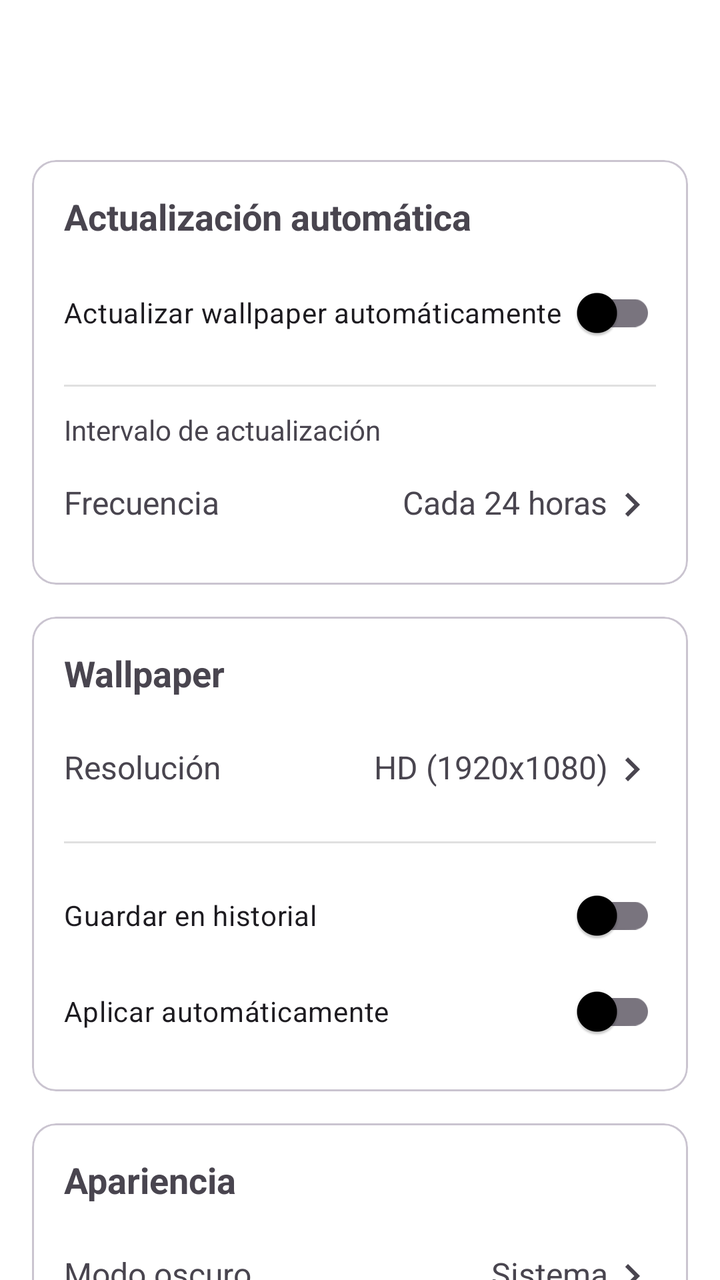
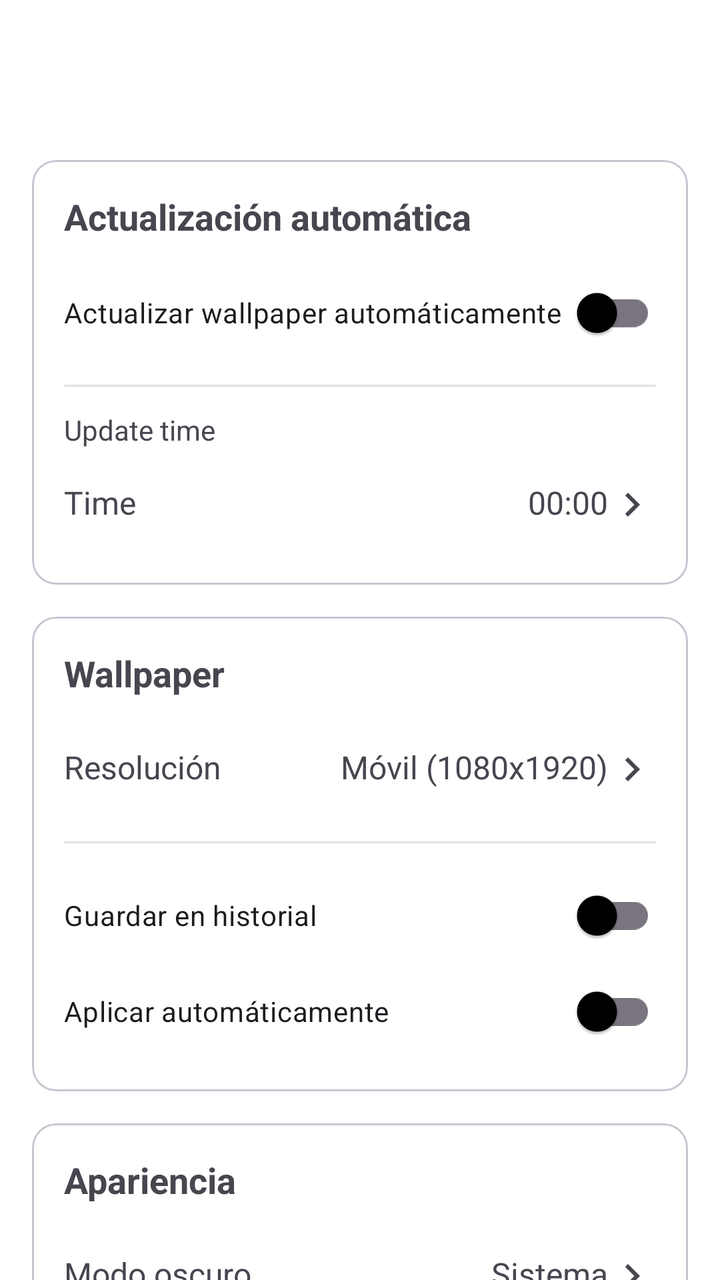

An Android layout rendered at two revisions. The XML below is the earlier revision; the diff shows what the commit changed to produce the second picture.
<!-- AndroidManifest.xml: application theme Theme.DailyWallpapers -->
<!-- res/layout/fragment_settings.xml -->
<?xml version="1.0" encoding="utf-8"?>
<androidx.coordinatorlayout.widget.CoordinatorLayout 
    xmlns:android="http://schemas.android.com/apk/res/android"
    xmlns:app="http://schemas.android.com/apk/res-auto"
    android:layout_width="match_parent"
    android:layout_height="match_parent"
    android:fitsSystemWindows="false">

    <com.google.android.material.appbar.AppBarLayout
        android:id="@+id/appBarLayout"
        android:layout_width="match_parent"
        android:layout_height="wrap_content"
        android:background="@android:color/transparent"
        android:fitsSystemWindows="false">

        <androidx.appcompat.widget.Toolbar
            android:id="@+id/toolbar"
            android:layout_width="match_parent"
            android:layout_height="?attr/actionBarSize"
            android:background="@android:color/transparent"
            app:title="@string/title_settings"
            app:titleTextColor="@android:color/white" />

    </com.google.android.material.appbar.AppBarLayout>

    <androidx.core.widget.NestedScrollView
        android:id="@+id/nestedScrollView"
        android:layout_width="match_parent"
        android:layout_height="match_parent"
        android:clipToPadding="false"
        app:layout_behavior="@string/appbar_scrolling_view_behavior">

        <LinearLayout
            android:layout_width="match_parent"
            android:layout_height="wrap_content"
            android:orientation="vertical"
            android:padding="16dp">

            <com.google.android.material.card.MaterialCardView
                android:layout_width="match_parent"
                android:layout_height="wrap_content"
                android:layout_marginBottom="16dp"
                app:cardCornerRadius="12dp">

                <LinearLayout
                    android:layout_width="match_parent"
                    android:layout_height="wrap_content"
                    android:orientation="vertical"
                    android:padding="16dp">

                    <TextView
                        android:layout_width="match_parent"
                        android:layout_height="wrap_content"
                        android:text="@string/settings_auto_update"
                        android:textSize="18sp"
                        android:textStyle="bold"
                        android:layout_marginBottom="12dp" />

                    <androidx.appcompat.widget.SwitchCompat
                        android:id="@+id/swAutoUpdate"
                        android:layout_width="match_parent"
                        android:layout_height="wrap_content"
                        android:text="@string/settings_auto_update_summary"
                        android:paddingVertical="8dp" />

                    <View
                        android:layout_width="match_parent"
                        android:layout_height="1dp"
                        android:background="?android:attr/listDivider"
                        android:layout_marginVertical="12dp" />

                    <TextView
                        android:layout_width="match_parent"
                        android:layout_height="wrap_content"
                        android:text="@string/settings_update_interval"
                        android:textSize="14sp"
                        android:textColor="?android:textColorSecondary"
                        android:layout_marginBottom="4dp" />

                    <LinearLayout
                        android:id="@+id/layoutUpdateInterval"
                        android:layout_width="match_parent"
                        android:layout_height="wrap_content"
                        android:orientation="horizontal"
                        android:background="?android:attr/selectableItemBackground"
                        android:paddingVertical="12dp">

                        <TextView
                            android:layout_width="0dp"
                            android:layout_height="wrap_content"
                            android:layout_weight="1"
                            android:text="@string/settings_frequency"
                            android:textSize="16sp" />

                        <TextView
                            android:id="@+id/tvUpdateInterval"
                            android:layout_width="wrap_content"
                            android:layout_height="wrap_content"
                            android:text="@string/settings_interval_24h"
                            android:textSize="16sp"
                            android:textColor="?android:textColorSecondary" />

                        <ImageView
                            android:layout_width="24dp"
                            android:layout_height="24dp"
                            android:src="@drawable/ic_chevron_right"
                            android:tint="?android:textColorSecondary" />

                    </LinearLayout>

                </LinearLayout>

            </com.google.android.material.card.MaterialCardView>

            <com.google.android.material.card.MaterialCardView
                android:layout_width="match_parent"
                android:layout_height="wrap_content"
                android:layout_marginBottom="16dp"
                app:cardCornerRadius="12dp">

                <LinearLayout
                    android:layout_width="match_parent"
                    android:layout_height="wrap_content"
                    android:orientation="vertical"
                    android:padding="16dp">

                    <TextView
                        android:layout_width="match_parent"
                        android:layout_height="wrap_content"
                        android:text="@string/settings_wallpaper"
                        android:textSize="18sp"
                        android:textStyle="bold"
                        android:layout_marginBottom="12dp" />

                    <LinearLayout
                        android:id="@+id/layoutResolution"
                        android:layout_width="match_parent"
                        android:layout_height="wrap_content"
                        android:orientation="horizontal"
                        android:background="?android:attr/selectableItemBackground"
                        android:paddingVertical="12dp">

                        <TextView
                            android:layout_width="0dp"
                            android:layout_height="wrap_content"
                            android:layout_weight="1"
                            android:text="@string/settings_resolution"
                            android:textSize="16sp" />

                        <TextView
                            android:id="@+id/tvResolution"
                            android:layout_width="wrap_content"
                            android:layout_height="wrap_content"
                            android:text="@string/settings_resolution_hd"
                            android:textSize="16sp"
                            android:textColor="?android:textColorSecondary" />

                        <ImageView
                            android:layout_width="24dp"
                            android:layout_height="24dp"
                            android:src="@drawable/ic_chevron_right"
                            android:tint="?android:textColorSecondary" />

                    </LinearLayout>

                    <View
                        android:layout_width="match_parent"
                        android:layout_height="1dp"
                        android:background="?android:attr/listDivider"
                        android:layout_marginVertical="12dp" />

                    <androidx.appcompat.widget.SwitchCompat
                        android:id="@+id/swSaveHistory"
                        android:layout_width="match_parent"
                        android:layout_height="wrap_content"
                        android:text="@string/settings_save_history"
                        android:paddingVertical="8dp" />

                    <androidx.appcompat.widget.SwitchCompat
                        android:id="@+id/swAutoApply"
                        android:layout_width="match_parent"
                        android:layout_height="wrap_content"
                        android:text="@string/settings_auto_apply"
                        android:paddingVertical="8dp" />

                </LinearLayout>

            </com.google.android.material.card.MaterialCardView>

            <com.google.android.material.card.MaterialCardView
                android:layout_width="match_parent"
                android:layout_height="wrap_content"
                android:layout_marginBottom="16dp"
                app:cardCornerRadius="12dp">

                <LinearLayout
                    android:layout_width="match_parent"
                    android:layout_height="wrap_content"
                    android:orientation="vertical"
                    android:padding="16dp">

                    <TextView
                        android:layout_width="match_parent"
                        android:layout_height="wrap_content"
                        android:text="@string/settings_appearance"
                        android:textSize="18sp"
                        android:textStyle="bold"
                        android:layout_marginBottom="12dp" />

                    <LinearLayout
                        android:id="@+id/layoutDarkMode"
                        android:layout_width="match_parent"
                        android:layout_height="wrap_content"
                        android:orientation="horizontal"
                        android:background="?android:attr/selectableItemBackground"
                        android:paddingVertical="12dp">

                        <TextView
                            android:layout_width="0dp"
                            android:layout_height="wrap_content"
                            android:layout_weight="1"
                            android:text="@string/settings_dark_mode"
                            android:textSize="16sp" />

                        <TextView
                            android:id="@+id/tvDarkMode"
                            android:layout_width="wrap_content"
                            android:layout_height="wrap_content"
                            android:text="@string/settings_dark_mode_system"
                            android:textSize="16sp"
                            android:textColor="?android:textColorSecondary" />

                        <ImageView
                            android:layout_width="24dp"
                            android:layout_height="24dp"
                            android:src="@drawable/ic_chevron_right"
                            android:tint="?android:textColorSecondary" />

                    </LinearLayout>

                    <View
                        android:layout_width="match_parent"
                        android:layout_height="1dp"
                        android:background="?android:attr/listDivider"
                        android:layout_marginVertical="12dp" />

                    <LinearLayout
                        android:id="@+id/layoutLanguage"
                        android:layout_width="match_parent"
                        android:layout_height="wrap_content"
                        android:orientation="horizontal"
                        android:background="?android:attr/selectableItemBackground"
                        android:paddingVertical="12dp">

                        <TextView
                            android:layout_width="0dp"
                            android:layout_height="wrap_content"
                            android:layout_weight="1"
                            android:text="@string/settings_language"
                            android:textSize="16sp" />

                        <TextView
                            android:id="@+id/tvLanguage"
                            android:layout_width="wrap_content"
                            android:layout_height="wrap_content"
                            android:text="@string/settings_spanish"
                            android:textSize="16sp"
                            android:textColor="?android:textColorSecondary" />

                        <ImageView
                            android:layout_width="24dp"
                            android:layout_height="24dp"
                            android:src="@drawable/ic_chevron_right"
                            android:tint="?android:textColorSecondary" />

                    </LinearLayout>

                </LinearLayout>

            </com.google.android.material.card.MaterialCardView>

        </LinearLayout>

    </androidx.core.widget.NestedScrollView>

</androidx.coordinatorlayout.widget.CoordinatorLayout>
<!-- resources referenced by this layout -->
<resources>
  <!-- drawable ic_chevron_right (drawable) -->
  <vector xmlns:android="http://schemas.android.com/apk/res/android"
      android:width="24dp"
      android:height="24dp"
      android:viewportWidth="24"
      android:viewportHeight="24"
      android:tint="?android:textColorSecondary">
      <path
          android:fillColor="@android:color/white"
          android:pathData="M10,6L8.59,7.41 13.17,12l-4.58,4.59L10,18l6,-6z"/>
  </vector>
  <string name="settings_appearance">Apariencia</string>
  <string name="settings_auto_apply">Aplicar automáticamente</string>
  <string name="settings_auto_update">Actualización automática</string>
  <string name="settings_auto_update_summary">Actualizar wallpaper automáticamente</string>
  <string name="settings_dark_mode">Modo oscuro</string>
  <string name="settings_dark_mode_system">Sistema</string>
  <string name="settings_frequency">Frecuencia</string>
  <string name="settings_interval_24h">Cada 24 horas</string>
  <string name="settings_language">Idioma</string>
  <string name="settings_resolution">Resolución</string>
  <string name="settings_resolution_hd">HD (1920x1080)</string>
  <string name="settings_save_history">Guardar en historial</string>
  <string name="settings_spanish">Español</string>
  <string name="settings_update_interval">Intervalo de actualización</string>
  <string name="settings_wallpaper">Wallpaper</string>
  <string name="title_settings">Ajustes</string>
  <style name="Theme.DailyWallpapers" parent="Theme.Material3.DayNight.NoActionBar">
          
          <item name="colorPrimary">@color/purple_500</item>
          <item name="colorOnPrimary">@color/white</item>
          <item name="colorPrimaryContainer">#FFE9DDFF</item> 
          <item name="colorOnPrimaryContainer">#FF24004D</item> 
  
          <item name="colorSecondary">@color/teal_200</item>
          <item name="colorOnSecondary">@color/black</item>
          <item name="colorSecondaryContainer">#FFD6F8F2</item> 
          <item name="colorOnSecondaryContainer">#FF00201C</item> 
  
          
          <item name="android:colorBackground">@color/white</item>
          <item name="colorSurface">@color/white</item>
          <item name="colorOnSurface">@color/black</item>
          <item name="colorOnSurfaceVariant">#FF494949</item> 
          <item name="colorSurfaceContainer">#FFF0F0F0</item> 
  
          
          <item name="android:statusBarColor">@android:color/transparent</item>
          <item name="android:navigationBarColor">@android:color/transparent</item>
          <item name="android:windowLightStatusBar">true</item>
          <item name="android:windowLightNavigationBar">true</item>
  
          
          <item name="materialButtonStyle">@style/Widget.Material3.Button</item>
          <item name="materialButtonOutlinedStyle">@style/Widget.Material3.Button.OutlinedButton</item>
      </style>
  <color name="purple_500">#FF6200EE</color>
  <color name="white">#FFFFFFFF</color>
  <color name="teal_200">#FF03DAC5</color>
  <color name="black">#FF000000</color>
</resources>

<!-- the commit's change to res/layout/fragment_settings.xml (unified diff, before → after) -->
@@ -69,34 +69,35 @@
                         android:background="?android:attr/listDivider"
                         android:layout_marginVertical="12dp" />
 
-                    <TextView
-                        android:layout_width="match_parent"
-                        android:layout_height="wrap_content"
-                        android:text="@string/settings_update_interval"
+                    
+                    <TextView
+                        android:layout_width="match_parent"
+                        android:layout_height="wrap_content"
+                        android:text="@string/settings_update_time"
                         android:textSize="14sp"
                         android:textColor="?android:textColorSecondary"
                         android:layout_marginBottom="4dp" />
 
                     <LinearLayout
-                        android:id="@+id/layoutUpdateInterval"
-                        android:layout_width="match_parent"
-                        android:layout_height="wrap_content"
-                        android:orientation="horizontal"
-                        android:background="?android:attr/selectableItemBackground"
-                        android:paddingVertical="12dp">
-
-                        <TextView
-                            android:layout_width="0dp"
-                            android:layout_height="wrap_content"
-                            android:layout_weight="1"
-                            android:text="@string/settings_frequency"
-                            android:textSize="16sp" />
-
-                        <TextView
-                            android:id="@+id/tvUpdateInterval"
-                            android:layout_width="wrap_content"
-                            android:layout_height="wrap_content"
-                            android:text="@string/settings_interval_24h"
+                        android:id="@+id/layoutUpdateTime"
+                        android:layout_width="match_parent"
+                        android:layout_height="wrap_content"
+                        android:orientation="horizontal"
+                        android:background="?android:attr/selectableItemBackground"
+                        android:paddingVertical="12dp">
+
+                        <TextView
+                            android:layout_width="0dp"
+                            android:layout_height="wrap_content"
+                            android:layout_weight="1"
+                            android:text="@string/settings_time"
+                            android:textSize="16sp" />
+
+                        <TextView
+                            android:id="@+id/tvUpdateTime"
+                            android:layout_width="wrap_content"
+                            android:layout_height="wrap_content"
+                            android:text="00:00"
                             android:textSize="16sp"
                             android:textColor="?android:textColorSecondary" />
 
@@ -112,6 +113,7 @@
 
             </com.google.android.material.card.MaterialCardView>
 
+            
             <com.google.android.material.card.MaterialCardView
                 android:layout_width="match_parent"
                 android:layout_height="wrap_content"
@@ -151,7 +153,7 @@
                             android:id="@+id/tvResolution"
                             android:layout_width="wrap_content"
                             android:layout_height="wrap_content"
-                            android:text="@string/settings_resolution_hd"
+                            android:text="@string/settings_resolution_mobile"
                             android:textSize="16sp"
                             android:textColor="?android:textColorSecondary" />
 
@@ -187,6 +189,7 @@
 
             </com.google.android.material.card.MaterialCardView>
 
+            
             <com.google.android.material.card.MaterialCardView
                 android:layout_width="match_parent"
                 android:layout_height="wrap_content"
<!-- resource entries referenced after the edit -->
@@ -17,14 +17,13 @@
   <string name="settings_auto_update_summary">Actualizar wallpaper automáticamente</string>
   <string name="settings_dark_mode">Modo oscuro</string>
   <string name="settings_dark_mode_system">Sistema</string>
-  <string name="settings_frequency">Frecuencia</string>
-  <string name="settings_interval_24h">Cada 24 horas</string>
   <string name="settings_language">Idioma</string>
   <string name="settings_resolution">Resolución</string>
-  <string name="settings_resolution_hd">HD (1920x1080)</string>
+  <string name="settings_resolution_mobile">Móvil (1080x1920)</string>
   <string name="settings_save_history">Guardar en historial</string>
   <string name="settings_spanish">Español</string>
-  <string name="settings_update_interval">Intervalo de actualización</string>
+  <string name="settings_time">Time</string>
+  <string name="settings_update_time">Update time</string>
   <string name="settings_wallpaper">Wallpaper</string>
   <string name="title_settings">Ajustes</string>
   <style name="Theme.DailyWallpapers" parent="Theme.Material3.DayNight.NoActionBar">
